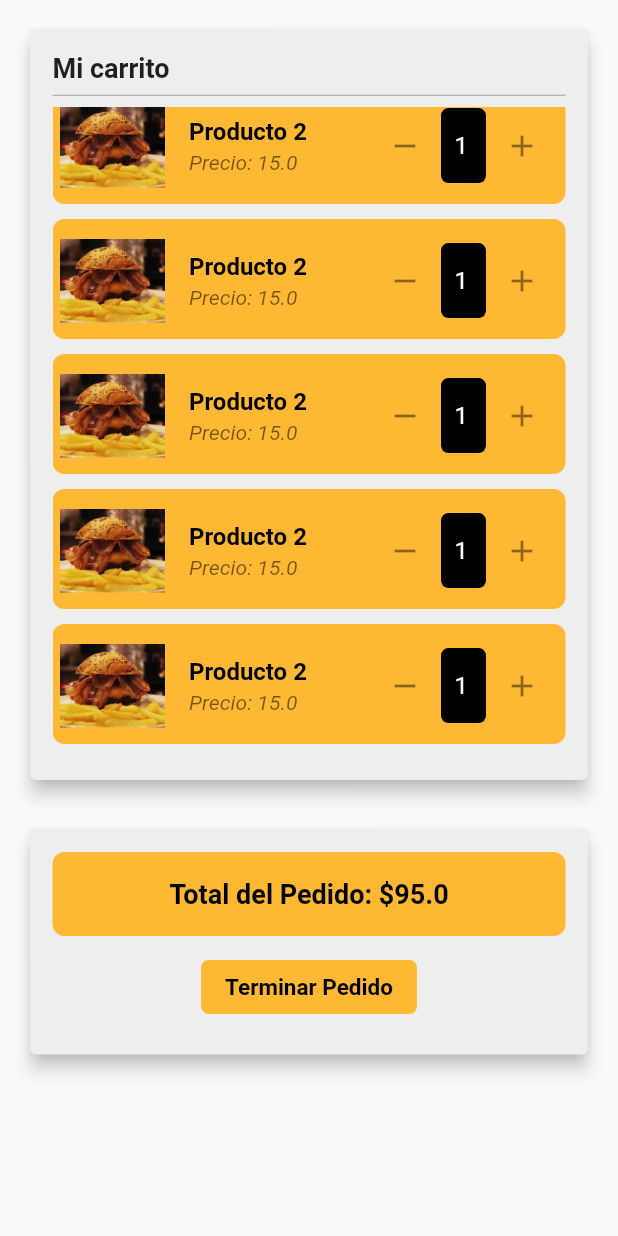
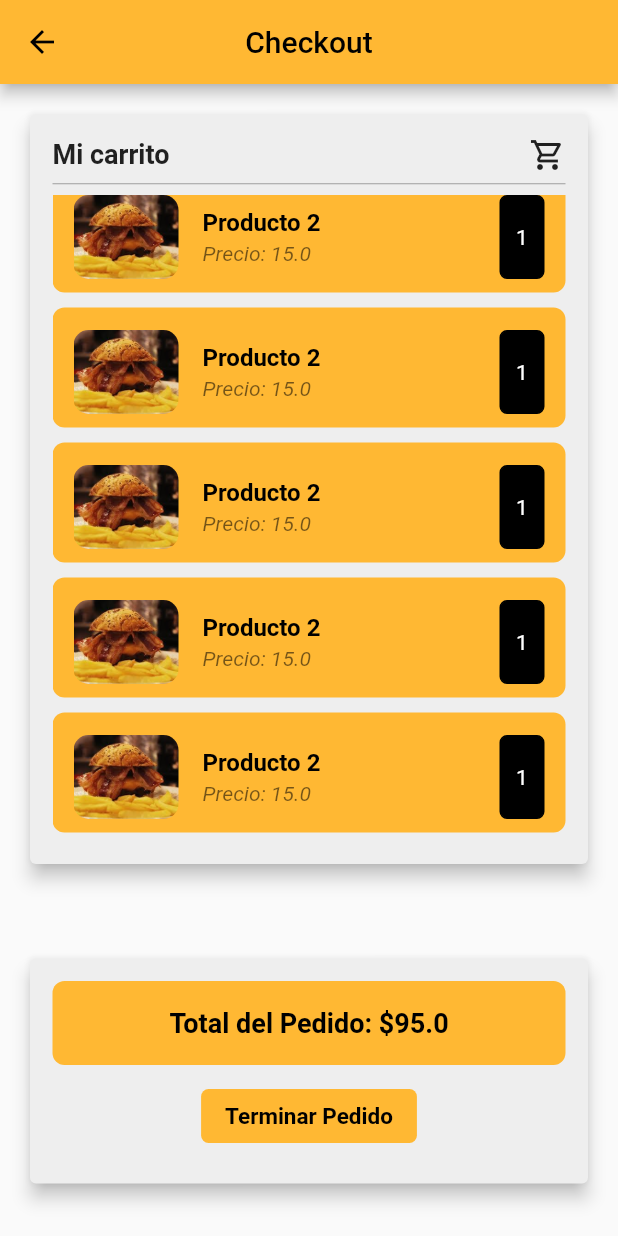
Before and after one commit to luiis03/Delivery_app, a Flutter app: the CheckoutPage screen opened directly, scrolled down 110 dp, after a tap on "Terminar Pedido", on a phone screen of 412 x 824 dp. Run offline on Flutter 3.47's test engine with Material 3 defaults, Android fonts, the phone set to English and light mode, and no system bars; our stand-ins replace curved_navigation_bar, dots_indicator, firebase_auth, firebase_core, get, shared_preferences; missing offline and left inert: clip_shadowx, icon_badge; accounts and stored records are empty; Roboto replaces fonts that are missing (Metropolis).

Commit message:
ajustes diseño

```diff
--- a/lib/pages/carrito/carrito_page.dart
+++ b/lib/pages/carrito/carrito_page.dart
@@ -43,6 +43,7 @@ class _CarritoPageState extends State<CarritoPage> {
                     crossAxisAlignment: CrossAxisAlignment.start,
                     children: [
                       Row(
+                        mainAxisAlignment: MainAxisAlignment.spaceBetween,
                         children: [
                           Column(
                             children: [
@@ -55,6 +56,7 @@ class _CarritoPageState extends State<CarritoPage> {
                               ),
                             ],
                           ),
+                          Icon(Icons.shopping_cart_outlined)
                         ],
                       ),
                       Divider(
--- a/lib/pages/carrito/checkout_page.dart
+++ b/lib/pages/carrito/checkout_page.dart
@@ -25,6 +25,12 @@ class _CheckoutPageState extends State<CheckoutPage> {
   @override
   Widget build(BuildContext context) {
     return Scaffold(
+      appBar: AppBar(
+        backgroundColor: AppColors.naranja,
+        automaticallyImplyLeading: true,
+        centerTitle: true,
+        title: Text("Checkout"),
+      ),
       body: SingleChildScrollView(
         child: Padding(
           padding: const EdgeInsets.all(16.0),
@@ -41,6 +47,7 @@ class _CheckoutPageState extends State<CheckoutPage> {
                     crossAxisAlignment: CrossAxisAlignment.start,
                     children: [
                       Row(
+                        mainAxisAlignment: MainAxisAlignment.spaceBetween,
                         children: [
                           Column(
                             children: [
@@ -53,6 +60,7 @@ class _CheckoutPageState extends State<CheckoutPage> {
                               ),
                             ],
                           ),
+                          Icon(Icons.shopping_cart_outlined)
                         ],
                       ),
                       Divider(
@@ -75,16 +83,16 @@ class _CheckoutPageState extends State<CheckoutPage> {
                                 borderRadius: BorderRadius.circular(8.0),
                               ),
                               child: ListTile(
-                                contentPadding: EdgeInsets.all(3), // Ajusta el espacio interno del ListTile
+                                contentPadding: EdgeInsets.fromLTRB(12, 5, 12, 8), // Ajusta los valores según tus preferencias
                                 leading: Container(
                                   width: 70, // Ajusta el ancho del leading según tus preferencias
                                   height: 80, // Ajusta la altura del leading según tus preferencias
                                   decoration: BoxDecoration(
                                     color: AppColors.naranja,
-                                    borderRadius: BorderRadius.circular(Dimensions.radius20), // Añade un borde
+                                    borderRadius: BorderRadius.circular(20), // Añade un borde
                                   ),
                                   child: ClipRRect(
-                                    borderRadius: BorderRadius.circular(Dimensions.radius20),
+                                    borderRadius: BorderRadius.circular(10),
                                     child: Image.asset(
                                       "assets/img/hamburguesa_victoria.jpeg",
                                       fit: BoxFit.cover,
@@ -92,27 +100,19 @@ class _CheckoutPageState extends State<CheckoutPage> {
                                   ),
                                 ),
                                 title: Text(
-                                  carrito[index].nombre.length > 20 ? carrito[index].nombre.substring(0, 15) + '...' : carrito[index].nombre,
-                                  style: TextStyle(
+                                  carrito[index].nombre.length > 35 ? carrito[index].nombre.substring(0, 35) + '...' : carrito[index].nombre,
+                                  style: const TextStyle(
                                     color: Colors.black,
                                     fontWeight: FontWeight.bold,
                                   ),
                                 ),
                                 subtitle: Text(
                                   'Precio: ${carrito[index].precio}',
-                                  style: TextStyle(
+                                  style: const TextStyle(
                                     fontStyle: FontStyle.italic,
                                   ),
                                 ),
-                                trailing: Row(
-                                  mainAxisSize: MainAxisSize.min,
-                                  children: [
-                                    IconButton(
-                                      onPressed: () {
-                                        // Lógica para restar uno a la cantidad
-                                      },
-                                      icon: Icon(Icons.remove),
-                                    ),
+                                trailing:
                                   Container(
                                     width: 30,
                                     decoration: BoxDecoration(
@@ -120,24 +120,14 @@ class _CheckoutPageState extends State<CheckoutPage> {
                                       border: Border.all(color: Colors.black),
                                       color: Colors.black,
                                     ),
-                                      child: TextFormField(
-                                        initialValue: '1', // Puedes inicializarlo con la cantidad actual
-                                        textAlign: TextAlign.center,
-                                        keyboardType: TextInputType.number,
+                                    child: Center(
+                                      child: Text(
+                                        carrito[index].cantidad.toString(),
                                         style: TextStyle(
-                                          backgroundColor: Colors.black,
                                           color: Colors.white,
-                                          decoration: TextDecoration.none, // Elimina la línea de debajo del texto
                                         ),
                                       ),
                                     ),
-                                    IconButton(
-                                      onPressed: () {
-                                        // Lógica para sumar uno a la cantidad
-                                      },
-                                      icon: Icon(Icons.add),
-                                    ),
-                                  ],
                                   ),
                               ),
                             );
@@ -148,7 +138,7 @@ class _CheckoutPageState extends State<CheckoutPage> {
                   ),
                 ),
               ),
-              SizedBox(height: 25),
+              SizedBox(height: 55),
               Card(
                 color: Colors.grey[200],
                 elevation: 5.0,
@@ -224,4 +214,5 @@ class _CheckoutPageState extends State<CheckoutPage> {
     }
     return total;
   }
+
 }
```
Also changed, not shown: lib/pages/home/producto_page.dart (+11 -15 lines), lib/pages/home/restaurante_page.dart (+16 -3 lines). Lines whose indentation alone changed are shown as unchanged.
